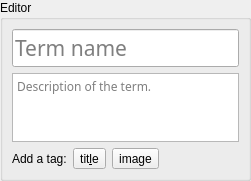
aparaatti/definator, file src/widgets/qtdesigner/QTermEditor.ui: the form before one commit.
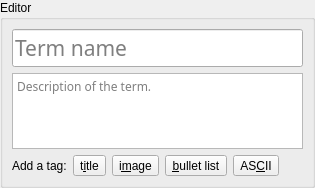
The form after the commit.

```diff
--- a/src/widgets/qtdesigner/QTermEditor.ui
+++ b/src/widgets/qtdesigner/QTermEditor.ui
@@ -7,8 +7,8 @@
    <rect>
     <x>0</x>
     <y>0</y>
-    <width>251</width>
-    <height>181</height>
+    <width>315</width>
+    <height>188</height>
    </rect>
   </property>
   <property name="windowTitle">
@@ -89,17 +89,24 @@
       </item>
       <item>
        <layout class="QGridLayout" name="gridLayout_2">
+        <item row="0" column="4">
+         <widget class="QToolButton" name="addBulletListToolButton">
+          <property name="text">
+           <string>&amp;bullet list</string>
+          </property>
+         </widget>
+        </item>
         <item row="0" column="2">
          <widget class="QToolButton" name="addTitleToolButton">
           <property name="text">
-           <string>tit&amp;le</string>
+           <string>t&amp;itle</string>
           </property>
           <property name="arrowType">
            <enum>Qt::NoArrow</enum>
           </property>
          </widget>
         </item>
-        <item row="0" column="4">
+        <item row="0" column="6">
          <spacer name="horizontalSpacer">
           <property name="orientation">
            <enum>Qt::Horizontal</enum>
@@ -115,7 +122,7 @@
         <item row="0" column="3">
          <widget class="QToolButton" name="addImageToolButton">
           <property name="text">
-           <string>image</string>
+           <string>i&amp;mage</string>
           </property>
          </widget>
         </item>
@@ -126,6 +133,13 @@
           </property>
          </widget>
         </item>
+        <item row="0" column="5">
+         <widget class="QToolButton" name="addASCIIToolButton">
+          <property name="text">
+           <string>AS&amp;CII</string>
+          </property>
+         </widget>
+        </item>
        </layout>
       </item>
      </layout>
```
